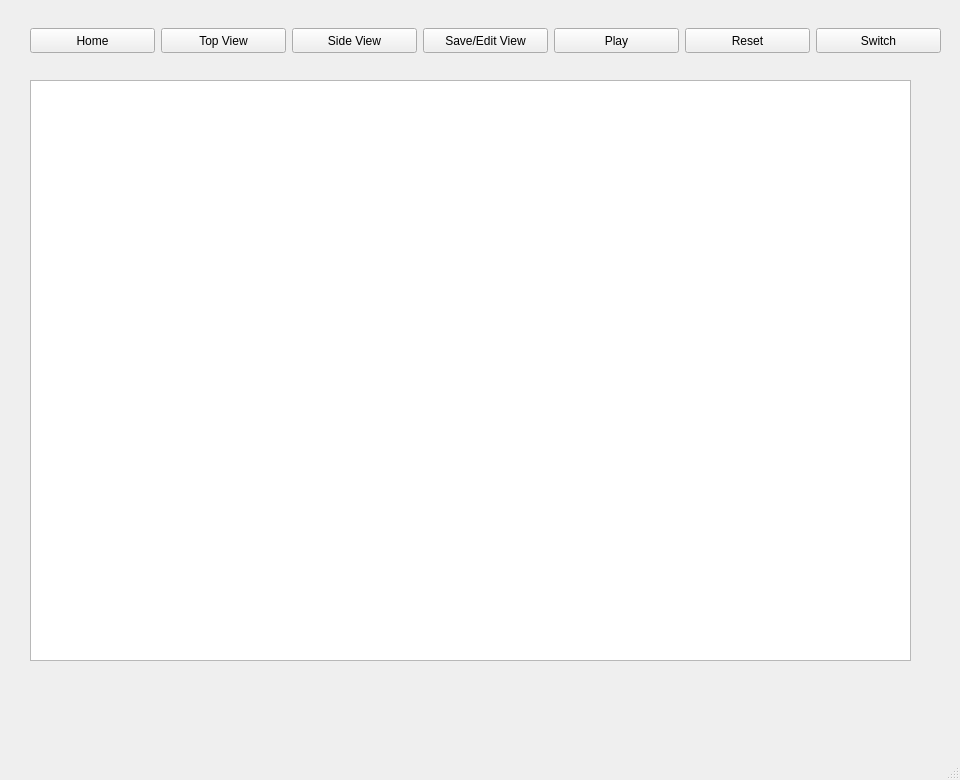
raghavnagpal/autoCam_ROS-Qt, file src/autoCam_pkg/ui/main_window.ui: the form before one commit.
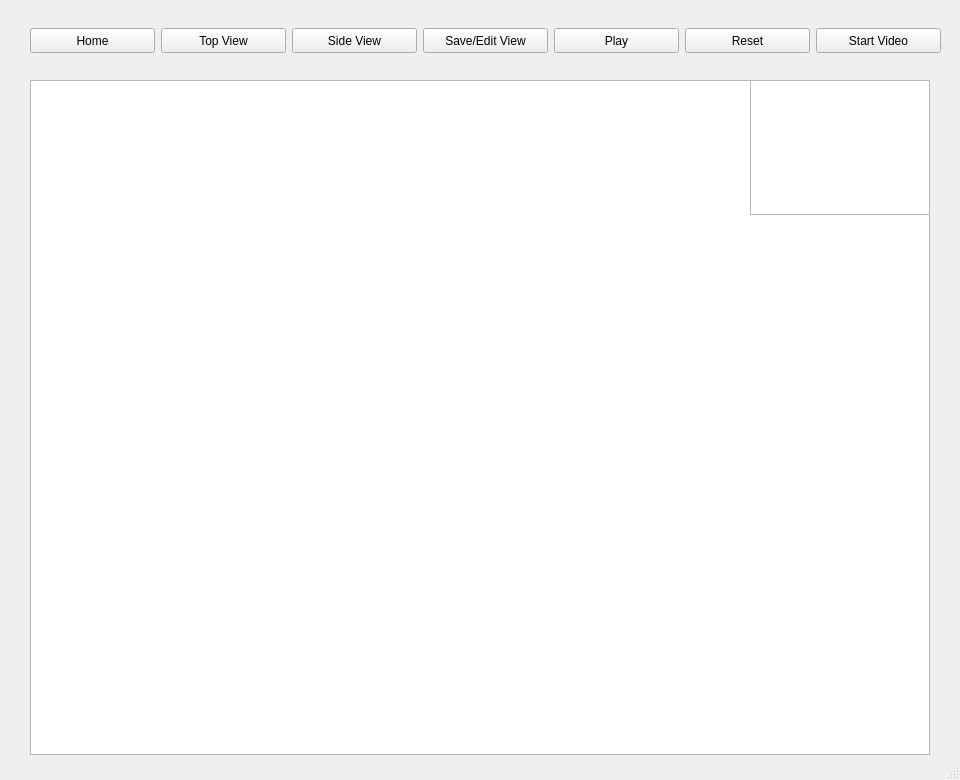
The form after the commit.

```diff
--- a/src/autoCam_pkg/ui/main_window.ui
+++ b/src/autoCam_pkg/ui/main_window.ui
@@ -180,7 +180,7 @@
         </size>
        </property>
        <property name="text">
-        <string>Switch</string>
+        <string>Start Video</string>
        </property>
       </widget>
      </item>
@@ -191,11 +191,33 @@
      <rect>
       <x>30</x>
       <y>80</y>
-      <width>881</width>
-      <height>581</height>
+      <width>900</width>
+      <height>675</height>
      </rect>
     </property>
    </widget>
+   <widget class="QGraphicsView" name="graphicsView_2">
+    <property name="geometry">
+     <rect>
+      <x>750</x>
+      <y>80</y>
+      <width>180</width>
+      <height>135</height>
+     </rect>
+    </property>
+    <property name="autoFillBackground">
+     <bool>true</bool>
+    </property>
+    <property name="backgroundBrush">
+     <brush brushstyle="NoBrush">
+      <color alpha="255">
+       <red>136</red>
+       <green>138</green>
+       <blue>133</blue>
+      </color>
+     </brush>
+    </property>
+   </widget>
   </widget>
   <widget class="QStatusBar" name="statusBar">
    <property name="layoutDirection">
```
